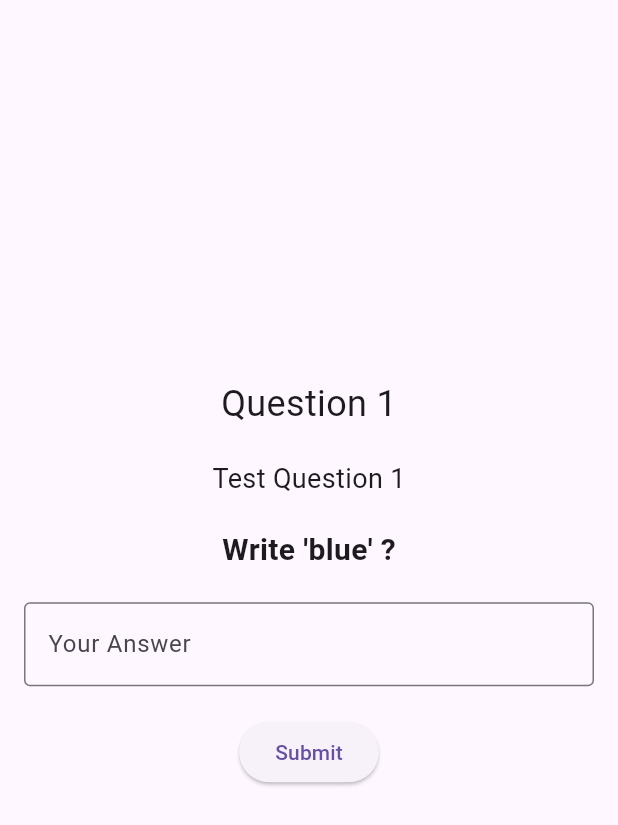
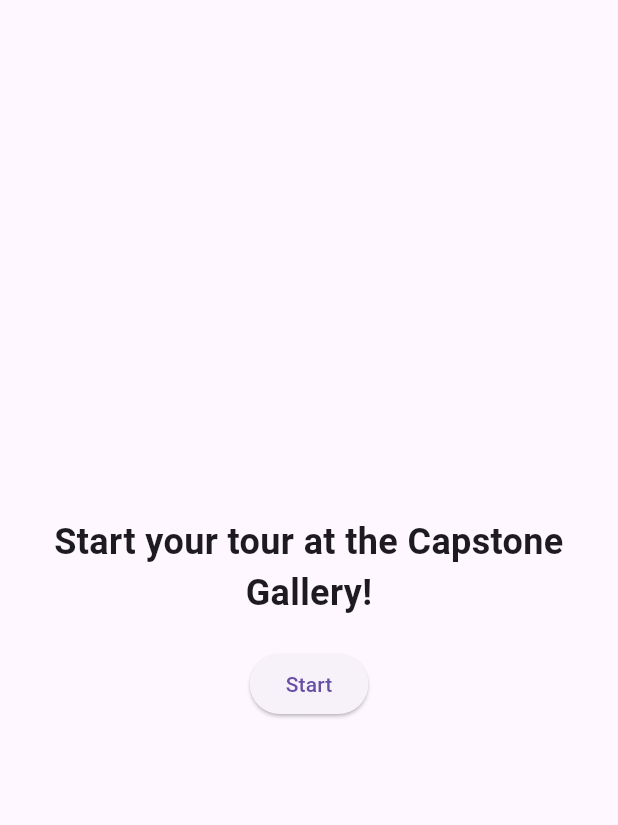
Before and after one commit to Jacon-ator/Flutter_Scav_App, a Flutter app: the HuntPage widget shown alone on an empty page, opened directly, on a phone screen of 412 x 824 dp. Shown: the top 825 px of the screen. Run offline on Flutter 3.47's test engine with Material 3 defaults, Android fonts, the phone set to English and light mode, and no system bars.

```diff
--- a/lib/main.dart
+++ b/lib/main.dart
@@ -25,8 +25,8 @@ class _HomeScreenState extends State<HomeScreen> {
   int _selectedIndex = 0;
 
   static final List<Widget> _pages = <Widget>[
+    MapPage(),
     HuntPage(),
-    MapPage(),
     HelpPage(),
   ];
 
@@ -93,11 +93,13 @@ class MapPage extends StatelessWidget {
 }
 
 class Question {
+  final String title; // New custom title field
   final String funFact;
   final String questionText;
   final String answer;
 
   Question({
+    required this.title,
     required this.funFact,
     required this.questionText,
     required this.answer,
@@ -113,19 +115,30 @@ class HuntPage extends StatefulWidget {
 
 class _HuntPageState extends State<HuntPage> {
   int currentQuestionIndex = 0;
+  bool isStarted = false; // Tracks whether the hunt has started
   final TextEditingController _answerController = TextEditingController();
   String feedback = "";
 
   final List<Question> questions = [
     Question(
-      funFact: "Test Question 1",
-      questionText: "Write 'blue' ?",
-      answer: "blue",
+      title: "Capstone Gallery",
+      funFact:
+          "The Capstone Gallery is one of the favorite study spots for most students.",
+      questionText: "How many steps does it take to walk up the large stairs?",
+      answer: "35",
     ),
     Question(
-      funFact: "Test Question 2",
-      questionText: "Write 'yellow'",
-      answer: "yellow",
+      title: "Cambre Atrium",
+      funFact: "The Cambre Atrium is another common study spot for students!",
+      questionText: "How many chairs are at each table?",
+      answer: "8",
+    ),
+    Question(
+      title: "Panera Bread",
+      funFact:
+          "The Panera Bread is the one stop shop for all of your food needs while studying hard!",
+      questionText: "What is the price for a bowl of tomato soup?",
+      answer: "4.99",
     ),
   ];
 
@@ -135,13 +148,14 @@ class _HuntPageState extends State<HuntPage> {
 
     if (userAnswer == correctAnswer) {
       setState(() {
+        if (currentQuestionIndex < questions.length - 1) {
           feedback = "Correct!";
-
-        if (currentQuestionIndex < questions.length - 1) {
           currentQuestionIndex++;
           _answerController.clear();
         } else {
           feedback = "Congratulations! You completed the scavenger hunt.";
+          // Increment to mark completion
+          currentQuestionIndex++;
         }
       });
     } else {
@@ -155,29 +169,73 @@ class _HuntPageState extends State<HuntPage> {
   Widget build(BuildContext context) {
     bool isCompleted = currentQuestionIndex >= questions.length;
 
+    // Show welcome screen if hunt hasn't started
+    if (!isStarted) {
       return Padding(
         padding: const EdgeInsets.all(16.0),
         child: Center(
-        child: isCompleted
-            ? Column(
+          child: Column(
             mainAxisAlignment: MainAxisAlignment.center,
             children: [
-                  Text("You've completed the scavenger hunt!",
+              Text(
+                "Start your tour at the Capstone Gallery!",
+                style: TextStyle(fontSize: 24, fontWeight: FontWeight.bold),
+                textAlign: TextAlign.center,
+              ),
+              SizedBox(height: 20),
+              ElevatedButton(
+                onPressed: () {
+                  setState(() {
+                    isStarted = true;
+                  });
+                },
+                child: Text("Start"),
+              ),
+            ],
+          ),
+        ),
+      );
+    }
+
+    // Show completion message if all questions are answered
+    if (isCompleted) {
+      return Padding(
+        padding: const EdgeInsets.all(16.0),
+        child: Center(
+          child: Column(
+            mainAxisAlignment: MainAxisAlignment.center,
+            children: [
+              Text(
+                  "You've completed the scavenger hunt! You now are an expert on PFT! Have a nice day!",
                   style: TextStyle(fontSize: 24)),
             ],
-              )
-            : Column(
+          ),
+        ),
+      );
+    }
+
+    // Display the current question using the custom title
+    return Padding(
+      padding: const EdgeInsets.all(16.0),
+      child: Center(
+        child: Column(
           mainAxisAlignment: MainAxisAlignment.center,
           children: [
-                  Text("Question ${currentQuestionIndex + 1}",
-                      style: TextStyle(fontSize: 24)),
+            // Custom header for each question
+            Text(
+              questions[currentQuestionIndex].title,
+              style: TextStyle(fontSize: 24),
+            ),
             SizedBox(height: 20),
-                  Text(questions[currentQuestionIndex].funFact,
-                      style: TextStyle(fontSize: 18)),
+            Text(
+              questions[currentQuestionIndex].funFact,
+              style: TextStyle(fontSize: 18),
+            ),
             SizedBox(height: 20),
-                  Text(questions[currentQuestionIndex].questionText,
-                      style:
-                          TextStyle(fontSize: 20, fontWeight: FontWeight.bold)),
+            Text(
+              questions[currentQuestionIndex].questionText,
+              style: TextStyle(fontSize: 20, fontWeight: FontWeight.bold),
+            ),
             SizedBox(height: 20),
             TextField(
               controller: _answerController,
@@ -199,7 +257,8 @@ class _HuntPageState extends State<HuntPage> {
                 color: feedback == "Correct!" ||
                         feedback.contains("Congratulations")
                     ? Colors.green
-                            : Colors.red),
+                    : Colors.red,
+              ),
             ),
           ],
         ),
@@ -231,7 +290,7 @@ class HelpPage extends StatelessWidget {
           SizedBox(height: 4),
           Text.rich(
             TextSpan(
-              text: 'Contact me at:',
+              text: 'Contact me a:',
               style: TextStyle(fontSize: 18),
               children: <TextSpan>[
                 TextSpan(
```
Lines whose indentation alone changed are shown as unchanged.
